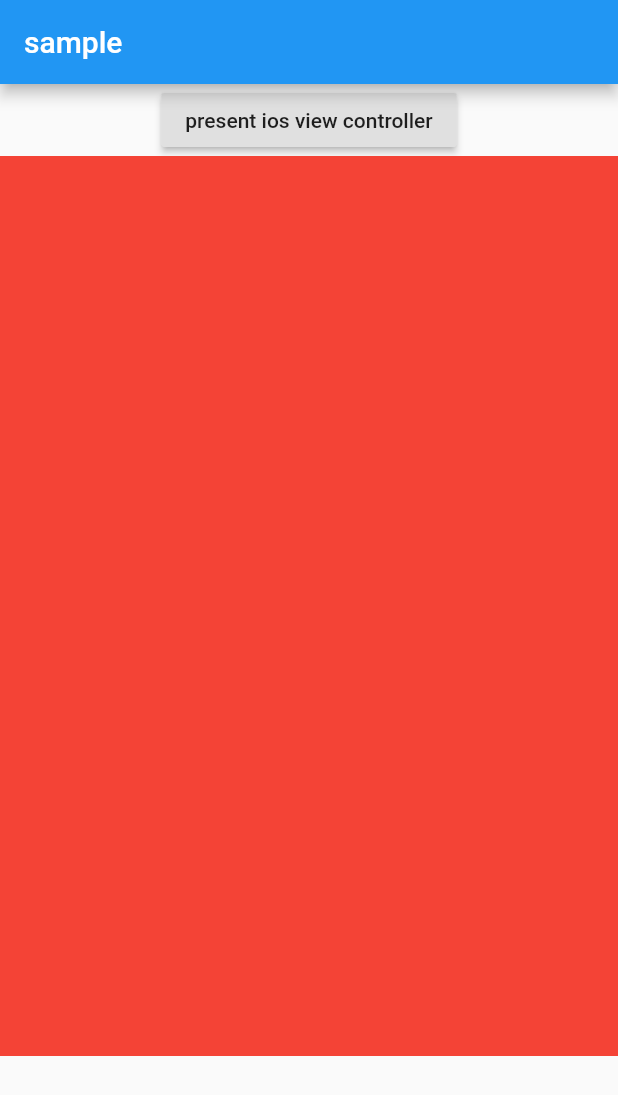
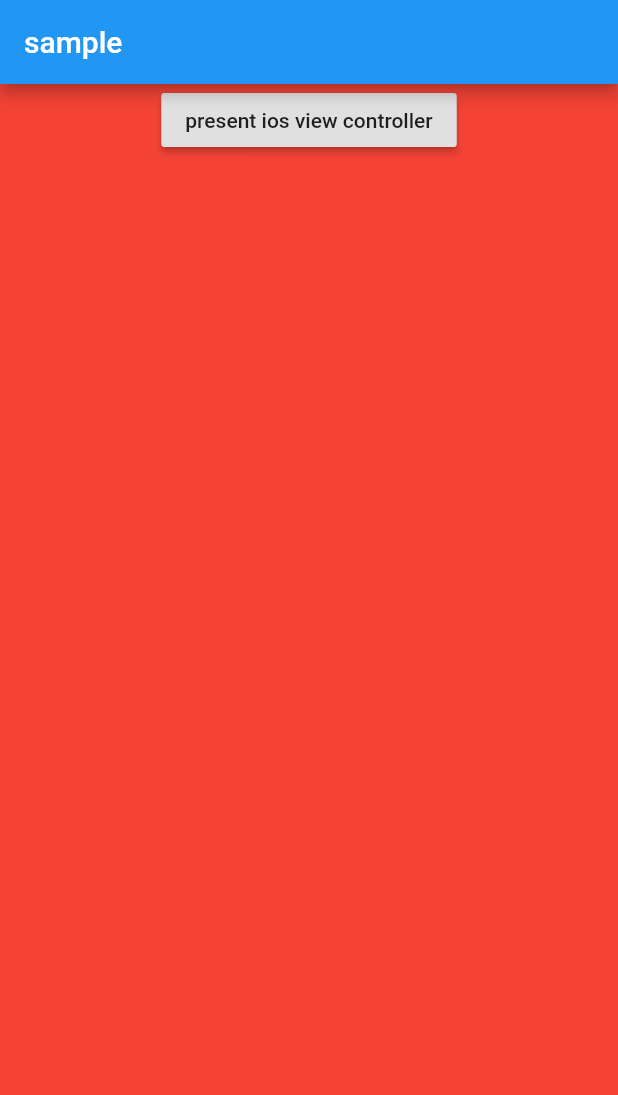
Before and after one commit to maeharin/flutter_ios_present_sample, a Flutter app: the screen it shows after launch, on a phone screen of 412 x 824 dp. Shown: the top 1095 px of the screen. Run offline on Flutter 3.47's test engine with Material 2 defaults, Android fonts, the phone set to English and light mode, and no system bars.

Commit message:
expand flutter inkwell area

```diff
--- a/lib/main.dart
+++ b/lib/main.dart
@@ -27,7 +27,10 @@ class _MyHomePageState extends State<MyHomePage> {
       appBar: AppBar(
         title: Text("sample"),
       ),
-      body: Center(
+      body: InkWell(
+        child: Container(
+          color: Colors.red,
+          constraints: BoxConstraints.expand(),
           child: Column(
             children: <Widget>[
               RaisedButton(
@@ -36,20 +39,14 @@ class _MyHomePageState extends State<MyHomePage> {
                   final String res = await _channel.invokeMethod("foo");
                 },
               ),
-            InkWell(
-              child: Container(
-                color: Colors.red,
-                height: 600,
+            ],
+          ),
         ),
         onTap: () {
           showDialog(
               context: context,
-                    builder: (context) =>
-                        AlertDialog(title: Text("flutter側！")));
+              builder: (context) => AlertDialog(title: Text("flutter event!")));
         },
-            ),
-          ],
-        ),
       ),
     );
   }
```
Lines whose indentation alone changed are shown as unchanged.
